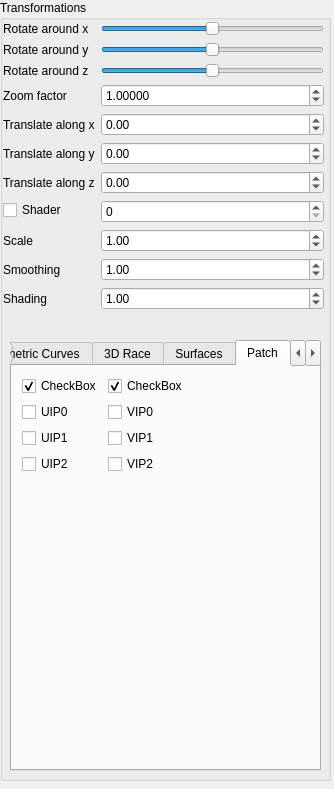
Qt form Labor/GUI/SideWidget.ui (Moenish/II_II-CAGD) before a commit.
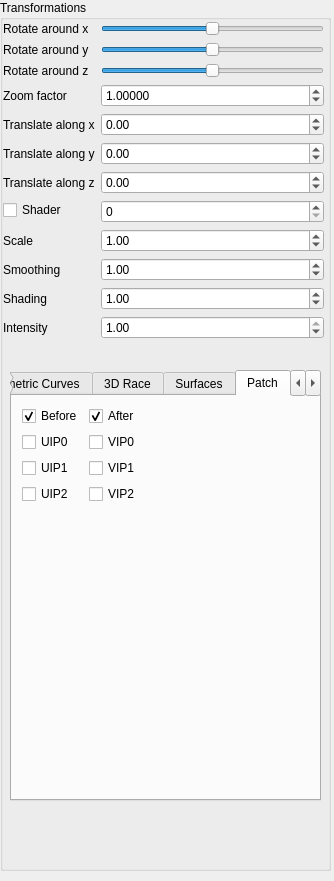
The same form after that commit. The open tabs and pages were chosen to show the change.

```diff
--- a/Labor/GUI/SideWidget.ui
+++ b/Labor/GUI/SideWidget.ui
@@ -7,7 +7,7 @@
     <x>0</x>
     <y>0</y>
     <width>334</width>
-    <height>789</height>
+    <height>881</height>
    </rect>
   </property>
   <property name="sizePolicy">
@@ -31,7 +31,7 @@
      <x>0</x>
      <y>0</y>
      <width>331</width>
-     <height>781</height>
+     <height>871</height>
     </rect>
    </property>
    <property name="title">
@@ -43,7 +43,7 @@
       <x>3</x>
       <y>21</y>
       <width>321</width>
-      <height>310</height>
+      <height>401</height>
      </rect>
     </property>
     <layout class="QFormLayout" name="formLayout">
@@ -282,13 +282,33 @@
        </property>
       </widget>
      </item>
+     <item row="11" column="1">
+      <widget class="QDoubleSpinBox" name="shader_intensity">
+       <property name="maximum">
+        <double>1.000000000000000</double>
+       </property>
+       <property name="singleStep">
+        <double>0.010000000000000</double>
+       </property>
+       <property name="value">
+        <double>1.000000000000000</double>
+       </property>
+      </widget>
+     </item>
+     <item row="11" column="0">
+      <widget class="QLabel" name="shader_label_11">
+       <property name="text">
+        <string>Intensity</string>
+       </property>
+      </widget>
+     </item>
     </layout>
    </widget>
    <widget class="QTabWidget" name="page_tabs">
     <property name="geometry">
      <rect>
       <x>10</x>
-      <y>340</y>
+      <y>370</y>
       <width>311</width>
       <height>431</height>
      </rect>
@@ -701,7 +721,7 @@
        <rect>
         <x>10</x>
         <y>10</y>
-        <width>291</width>
+        <width>324</width>
         <height>351</height>
        </rect>
       </property>
@@ -709,7 +729,7 @@
        <item row="0" column="0">
         <widget class="QCheckBox" name="patch_doBefore">
          <property name="text">
-          <string>CheckBox</string>
+          <string>Before</string>
          </property>
          <property name="checked">
           <bool>true</bool>
@@ -719,7 +739,7 @@
        <item row="0" column="1">
         <widget class="QCheckBox" name="patch_doAfter">
          <property name="text">
-          <string>CheckBox</string>
+          <string>After</string>
          </property>
          <property name="checked">
           <bool>true</bool>
```
